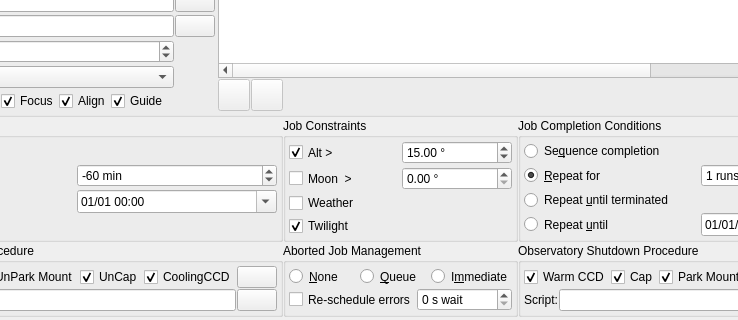
Before: the Qt Designer form kstars-astropi/kstars/ekos/scheduler/scheduler.ui in Andre87osx/AstroPi-system, drawn with Qt 5; both pictures show x 135 to 873 and y 112 to 432 of the 1018 by 432 pixel window.
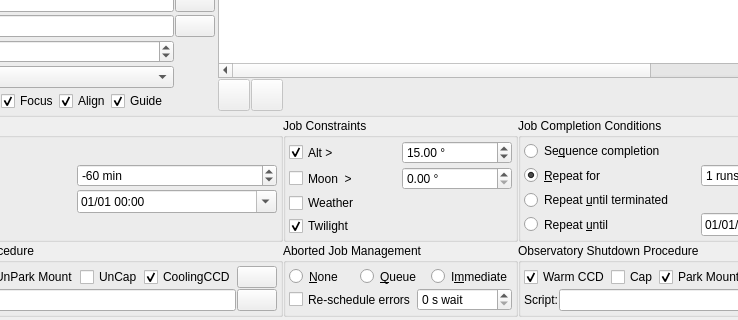
After: the same form once the commit is applied. Icons and pictures are not drawn. Custom widgets are drawn as their Qt base class.

Commit message: delete property

What changed in the file:
```diff
--- a/kstars-astropi/kstars/ekos/scheduler/scheduler.ui
+++ b/kstars-astropi/kstars/ekos/scheduler/scheduler.ui
@@ -1803,9 +1803,6 @@
             <attribute name="buttonGroup">
              <string notr="true">shutdownProcedureGroup</string>
             </attribute>
-            #<property name="checked">
-            # <bool>true</bool>
-            #</property>
            </widget>
           </item>
           <item>
@@ -2158,9 +2155,6 @@
             <attribute name="buttonGroup">
              <string notr="true">startupProcedureButtonGroup</string>
             </attribute>
-            #<property name="checked">
-            # <bool>true</bool>
-            #</property>
            </widget>
           </item>
           <item>
```
